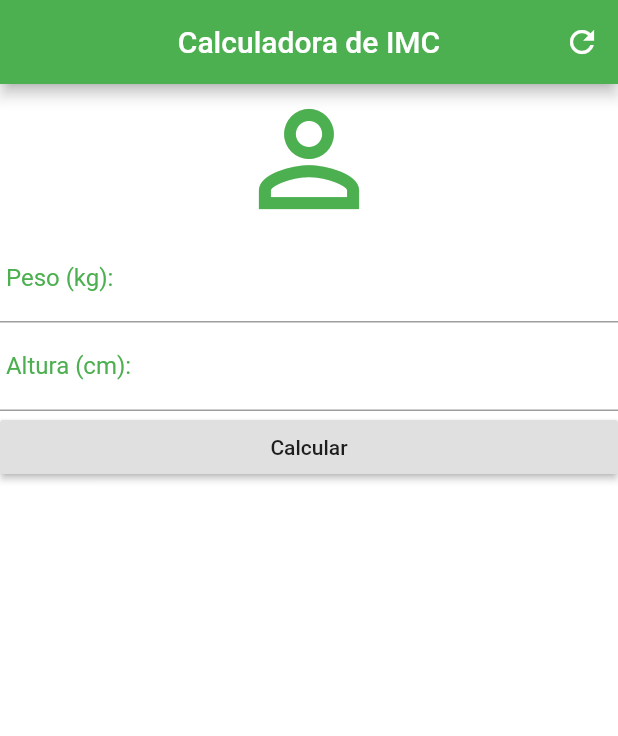
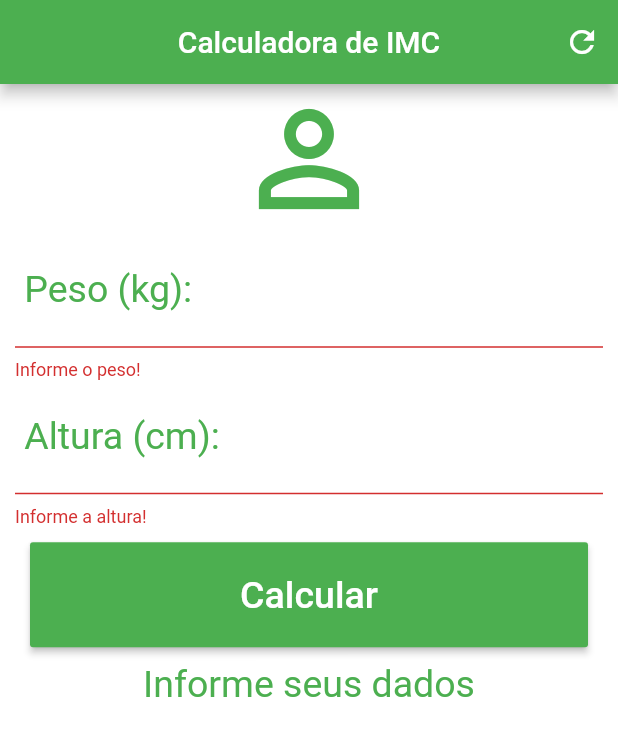
Before and after one commit to marcusrox/calc_imc, a Flutter app: the screen it shows after launch, after a tap on "Calcular", on a phone screen of 412 x 824 dp. Shown: the top 736 px of the screen. Run offline on Flutter 3.47's test engine with Material 2 defaults, Android fonts, the phone set to English and light mode, and no system bars.

Commit message:
finalizacao do exercicio

```diff
--- a/lib/main.dart
+++ b/lib/main.dart
@@ -10,6 +10,38 @@ class Home extends StatefulWidget {
 }
 
 class _HomeState extends State<Home> {
+  var pesoController = TextEditingController();
+  var alturaController = TextEditingController();
+  double _imc = 0.0;
+  String _infoTextIMC = "Informe seus dados";
+
+  GlobalKey<FormState> _formKey = GlobalKey<FormState>();
+
+  void _resetForm() {
+    setState(() {
+      pesoController.text = "";
+      alturaController.text = "";
+      _imc = 0.0;
+      _infoTextIMC = "Informe seus dados";
+      _formKey = GlobalKey<FormState>();
+    });
+  }
+
+  void _calcularIMC() {
+    setState(() {
+      double peso = double.parse(pesoController.text);
+      double altura =
+          double.parse(alturaController.text) / 100; // altura em metros
+      _imc = peso / (altura * altura);
+      if (_imc < 18.6)
+        _infoTextIMC = "Abaixo do peso. IMC: " + _imc.toStringAsPrecision(4);
+      else if (_imc < 30.0)
+        _infoTextIMC = "Dentro do peso. IMC: " + _imc.toStringAsPrecision(4);
+      else
+        _infoTextIMC = "Acima do peso. IMC: " + _imc.toStringAsPrecision(4);
+    });
+  }
+
   @override
   Widget build(BuildContext context) {
     return Scaffold(
@@ -20,37 +52,61 @@ class _HomeState extends State<Home> {
         actions: <Widget>[
           IconButton(
             icon: Icon(Icons.refresh),
-              onPressed: () {},
+            onPressed: _resetForm,
           )
         ],
       ),
       backgroundColor: Colors.white,
-        body: Column(
+      body: SingleChildScrollView(
+        padding: EdgeInsets.fromLTRB(10.0, 0.0, 10.0, 0.0),
+        child: Form(
+          key: _formKey,
+          child: Column(
             crossAxisAlignment: CrossAxisAlignment.stretch,
             children: <Widget>[
               Icon(Icons.person_outline, size: 100.0, color: Colors.green),
-            TextField(
+              TextFormField(
+                controller: pesoController,
+                validator: (value){ if (value.isEmpty) return "Informe o peso!";},
                 keyboardType: TextInputType.number,
                 decoration: InputDecoration(
                     labelText: " Peso (kg):",
-                  labelStyle: TextStyle(color: Colors.green)
+                    labelStyle: TextStyle(color: Colors.green)),
+                textAlign: TextAlign.center,
+                style: TextStyle(color: Colors.green, fontSize: 25.0),
               ),
-              textAlign: TextAlign.center,
-              style: TextStyle(color: Colors.green),
-            ),TextField(
+              TextFormField(
+                controller: alturaController,
+                validator: (value){ if (value.isEmpty) return "Informe a altura!";},
                 keyboardType: TextInputType.number,
                 decoration: InputDecoration(
                   labelText: " Altura (cm):",
-                  labelStyle: TextStyle(color: Colors.green)
+                  labelStyle: TextStyle(color: Colors.green),
                 ),
                 textAlign: TextAlign.center,
-              style: TextStyle(color: Colors.green),
+                style: TextStyle(color: Colors.green, fontSize: 25.0),
               ),
-            RaisedButton(
-              child: Text("Calcular"),
-              onPressed: (){},
+              Container(
+                padding: EdgeInsets.all(10),
+                height: 90,
+                child: RaisedButton(
+                  child: Text(
+                    "Calcular",
+                    style: TextStyle(color: Colors.white, fontSize: 25.0),
                   ),
+                  onPressed: () {
+                    if (_formKey.currentState.validate()) _calcularIMC();
+                  },
+                  color: Colors.green,
+                ),
+              ),
+              Text(_infoTextIMC,
+                  textAlign: TextAlign.center,
+                  style: TextStyle(color: Colors.green, fontSize: 25.0))
             ],
-        ));
+          ),
+        ),
+      ),
+    );
   }
 }
```
Lines whose indentation alone changed are shown as unchanged.
